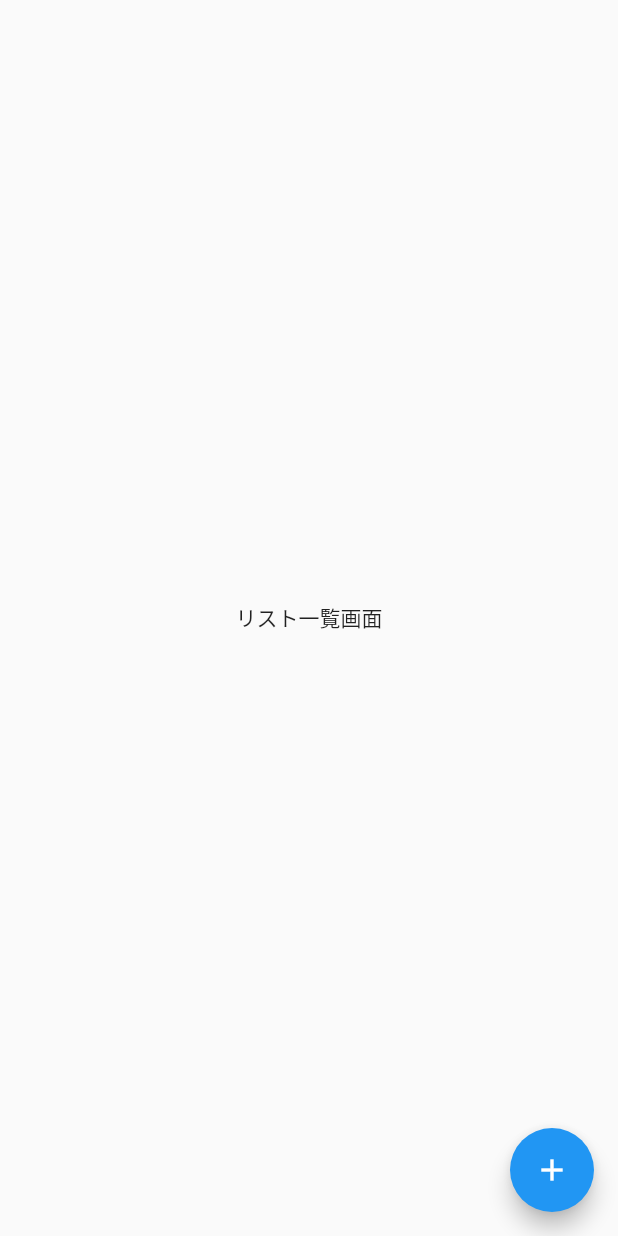
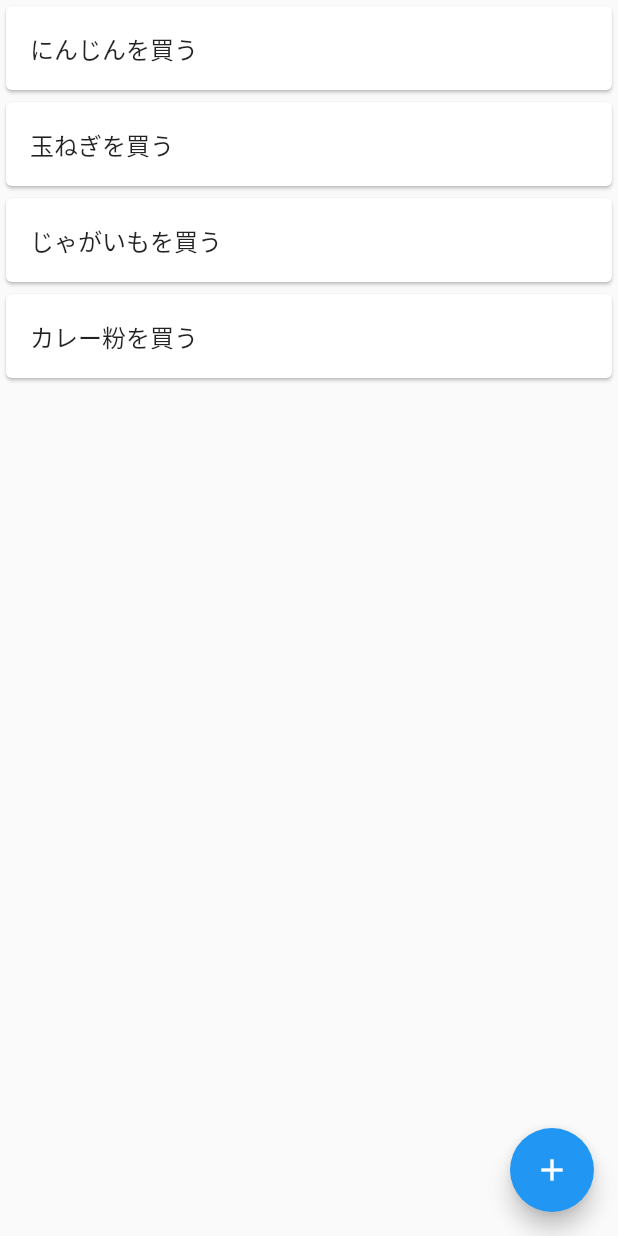
Before and after one commit to hamadayuuki/practice-flutter, a Flutter app: the screen it shows after launch, on a phone screen of 412 x 824 dp. Run offline on Flutter 3.47's test engine with Material 2 defaults, Android fonts, the phone set to English and light mode, and no system bars.

Commit message:
add: リスト一覧画面 を カードとリストの組み合わせ で表示

```diff
--- a/lib/main.dart
+++ b/lib/main.dart
@@ -4,6 +4,7 @@ import 'package:flutter/material.dart';
 void main() {
   runApp(const MyTodoApp());
 }
+
 
 // 初めに表示する画面を指定する
 class MyTodoApp extends StatelessWidget {
@@ -33,7 +34,38 @@ class TodoListPage extends StatelessWidget {
   Widget build(BuildContext context) {
     return Scaffold(
       body: Center(
-        child: Text('リスト一覧画面'),
+
+        // ① : TODOをリストで表示 ===========
+        child: ListView(
+          children: <Widget>[
+
+            // にんじん
+            Card(child: ListTile(
+              title: Text("にんじんを買う")
+              )
+            ),
+
+            // 玉ねぎ
+            Card(child: ListTile(
+                title: Text("玉ねぎを買う")
+              )
+            ),
+
+            // じゃがいも
+            Card(child: ListTile(
+                title: Text("じゃがいもを買う")
+              )
+            ),
+
+            // カレー粉
+            Card(child: ListTile(
+                title: Text("カレー粉を買う")
+              )
+            ),
+
+          ]
+        ),
+        // ① ======================
       ),
 
       // TODO追加ボタン
--- a/memo.txt
+++ b/memo.txt
@@ -7,7 +7,7 @@
     padding 10, 20, 50, 100 の場合
 ・padding を用いて 領域ごとに色が異なる ということを、問題として出す
 ・Container のドキュメント(https://api.flutter.dev/flutter/widgets/Container-class.html)
-・どの要素をどこに書き込めばいいのか理解しておく
+！どの要素をどこに書き込めばいいのか理解しておく
     背景色は decoration()
         要素の大きさを確認する時に使用することが多い
             「なんか余白が大きいな。どこでこの余白ができてるのかな。」
@@ -26,6 +26,11 @@
 ・アプリバー は「appBar: AppBar()」にプログラムを書く
 ！！Widget を紹介する時には 最後にまとめを話す
 ・画面遷移をどこでどのようなプログラムで行うか
+・TODOアプリで使うWidgetや機能だけを、Flutter基礎では説明する
+    - ListView
+    - Card(ListTile)
+！プログラム全体を見たときに、どこに何をどう書けば どう動くのか 目的別に説明する
+・
 
 
 
```
